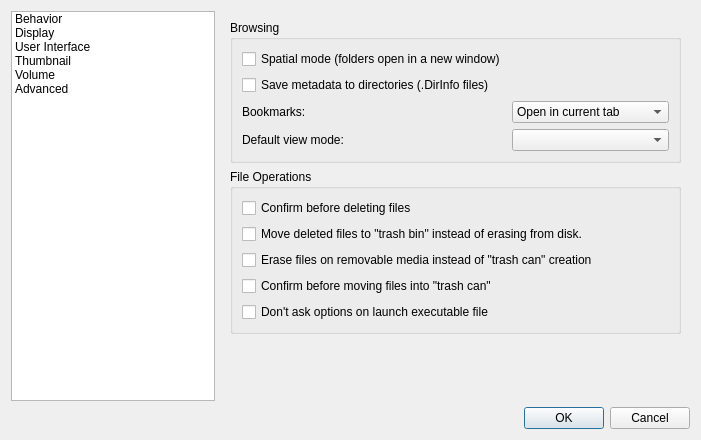
lxqt/pcmanfm-qt, file filer/preferences.ui: the form before one commit.
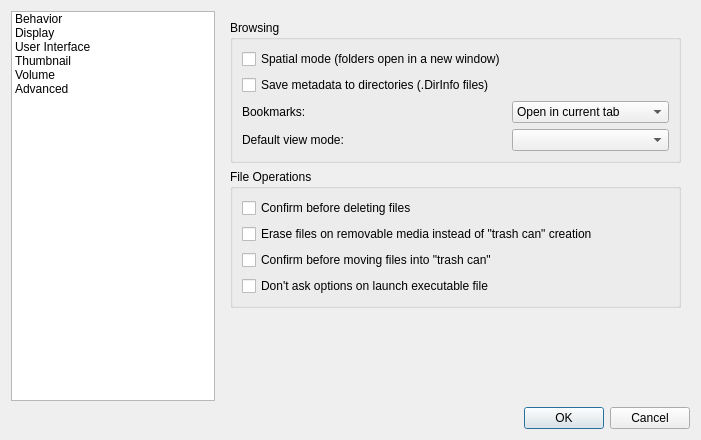
The form after the commit. Icons and pictures are not drawn.

Commit message: Remove option not to use Trash, closes #96

The edit to the form file:
```diff
--- a/filer/preferences.ui
+++ b/filer/preferences.ui
@@ -150,13 +150,6 @@
               </property>
              </widget>
             </item>
-            <item>
-             <widget class="QCheckBox" name="useTrash">
-              <property name="text">
-               <string>Move deleted files to &quot;trash bin&quot; instead of erasing from disk.</string>
-              </property>
-             </widget>
-            </item>
             <item>
              <widget class="QCheckBox" name="noUsbTrash">
               <property name="text">
```
Left out of the diff: 1 changed line with no effect on the pictures. The commit also changes 9 other files.
